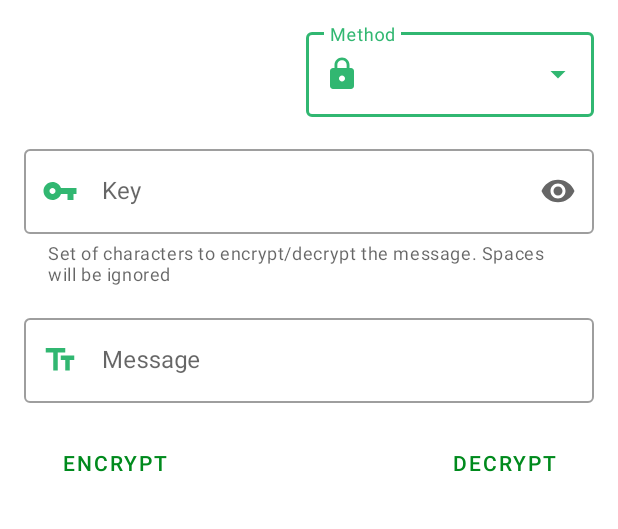
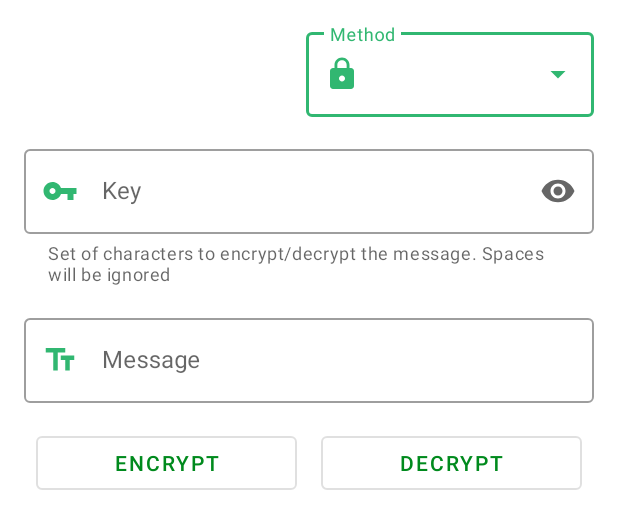
Before and after one commit to UnaLuz/simple-encryption, an Android app: the layout activity_main.xml on its own in the app's theme, with its tools: preview values and no code run, on a phone screen of 412 x 824 dp. Shown: the top 529 px of the screen. Run offline under Robolectric (Android 15) with nearby library versions, the phone set to English and light mode, and no system bars.

Commit message:
Encrypt and Decrypt buttons and layout change
Buttons are now outlined, horizontally aligned and a little bigger

```diff
--- a/app/src/main/res/layout/activity_main.xml
+++ b/app/src/main/res/layout/activity_main.xml
@@ -76,26 +76,35 @@
 
     </com.google.android.material.textfield.TextInputLayout>
 
+    <LinearLayout
+        android:layout_width="match_parent"
+        android:layout_height="wrap_content"
+        android:orientation="horizontal"
+        app:layout_constraintEnd_toEndOf="parent"
+        app:layout_constraintStart_toStartOf="parent"
+        app:layout_constraintTop_toBottomOf="@+id/messageTextField"
+        android:layout_marginTop="16dp">
+
         <Button
             android:id="@+id/encryptButton"
-        style="?android:attr/buttonBarButtonStyle"
+            style="?attr/materialButtonOutlinedStyle"
             android:layout_width="0dp"
             android:layout_height="wrap_content"
-        android:layout_marginHorizontal="16dp"
-        android:layout_marginTop="16dp"
-        android:text="@string/encrypt"
-        app:layout_constraintStart_toStartOf="@+id/messageTextField"
-        app:layout_constraintTop_toBottomOf="@+id/messageTextField" />
+            android:layout_marginHorizontal="8dp"
+            android:textSize="14sp"
+            android:layout_weight="1"
+            android:text="@string/encrypt" />
 
         <Button
             android:id="@+id/DecryptButton"
-        style="?android:attr/buttonBarButtonStyle"
-        android:layout_width="wrap_content"
+            style="?attr/materialButtonOutlinedStyle"
+            android:layout_width="0dp"
             android:layout_height="wrap_content"
-        android:layout_marginHorizontal="16dp"
-        android:text="@string/decrypt"
-        app:layout_constraintEnd_toEndOf="@+id/messageTextField"
-        app:layout_constraintTop_toTopOf="@+id/encryptButton" />
+            android:layout_marginHorizontal="8dp"
+            android:textSize="14sp"
+            android:layout_weight="1"
+            android:text="@string/decrypt" />
+    </LinearLayout>
 
 
 </androidx.constraintlayout.widget.ConstraintLayout>
```
Lines whose indentation alone changed are shown as unchanged.
